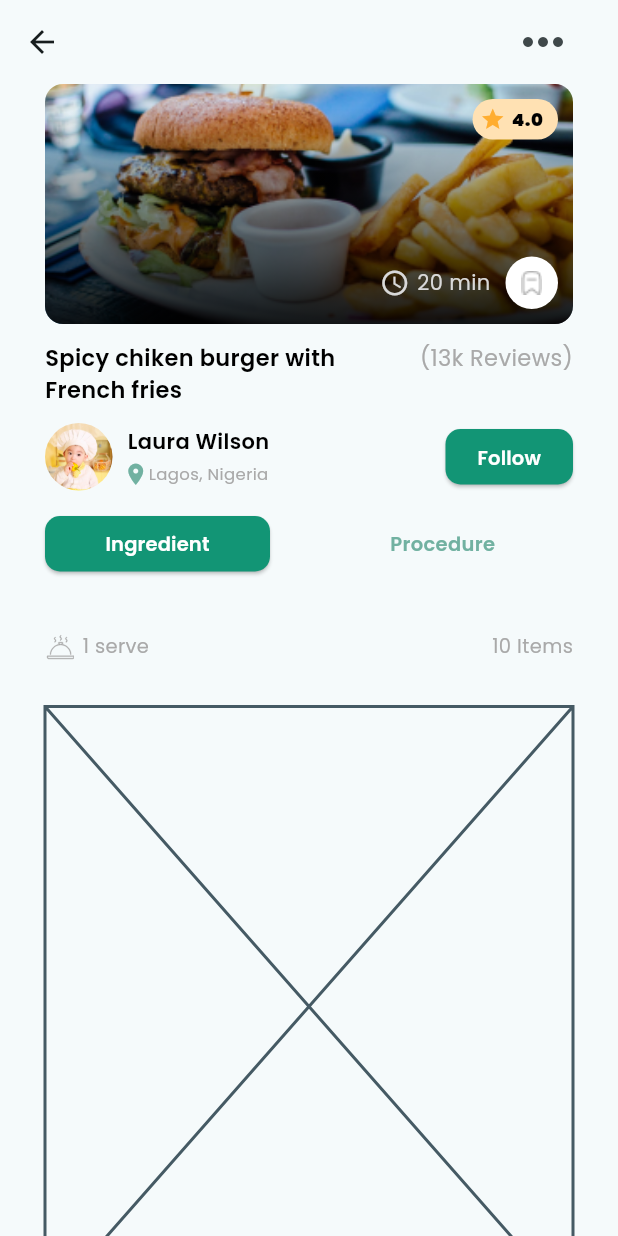
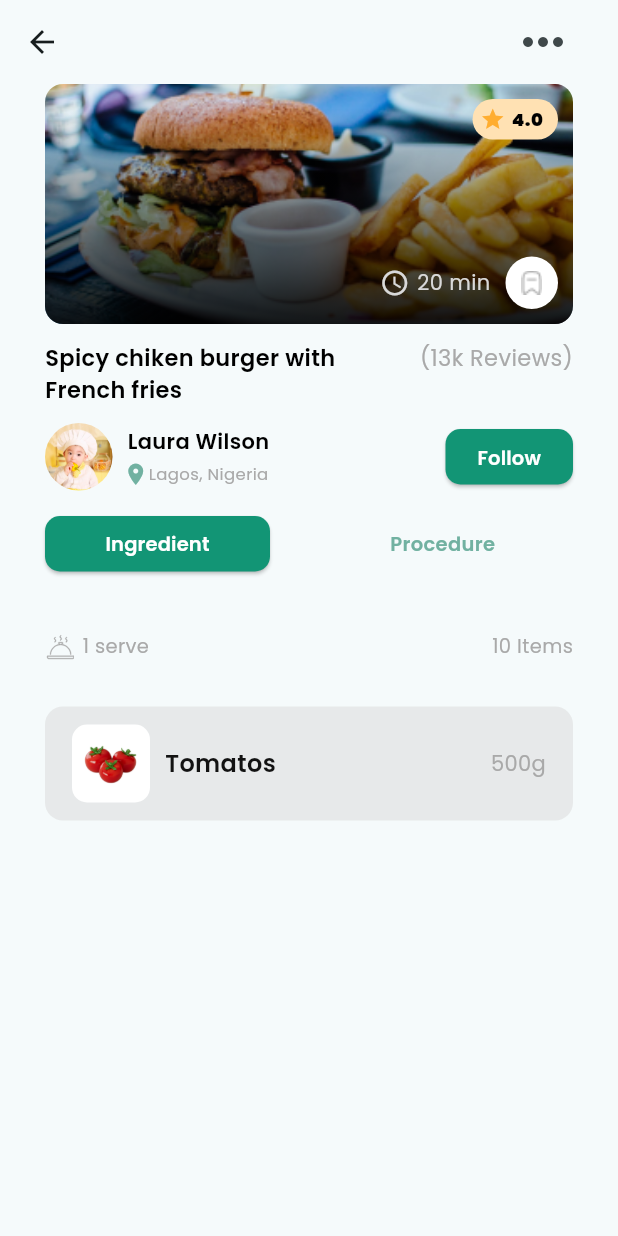
Before and after one commit to Manufacturer1/recipee_app, a Flutter app: the RecipeDetailsPage screen opened directly, on a phone screen of 412 x 824 dp. Run offline on Flutter 3.47's test engine with Material 3 defaults, Android fonts, the phone set to English and light mode, and no system bars; our stand-ins replace flutter_svg, google_fonts.

Commit message:
feat: made ingredient card widget

```diff
--- a/lib/widgets/ingredient_card.dart
+++ b/lib/widgets/ingredient_card.dart
@@ -1,10 +1,47 @@
 import 'package:flutter/material.dart';
+import 'package:recipee_app/widgets/ingredient_image_wrapper.dart';
 
 class IngredientCard extends StatelessWidget {
   const IngredientCard({super.key});
 
   @override
   Widget build(BuildContext context) {
-    return Placeholder();
+    return Container(
+      padding: EdgeInsets.symmetric(vertical: 0, horizontal: 18),
+      width: double.infinity,
+      height: 76,
+      decoration: BoxDecoration(
+        color: Color(0x80D9D9D9),
+        borderRadius: BorderRadius.circular(12),
+      ),
+      child: Row(
+        mainAxisAlignment: MainAxisAlignment.spaceBetween,
+        crossAxisAlignment: CrossAxisAlignment.center,
+        children: [
+          Row(
+            children: [
+              IngredientImageWrapper(imageName: "assets/tomatoes.png"),
+              SizedBox(width: 10),
+              Text(
+                "Tomatos",
+                style: TextStyle(
+                  fontSize: 16,
+                  fontWeight: FontWeight.w600,
+                  color: Color(0xff121212),
+                ),
+              ),
+            ],
+          ),
+          Text(
+            "500g",
+            style: TextStyle(
+              color: Color(0xffA9A9A9),
+              fontSize: 14,
+              fontWeight: FontWeight.w400,
+            ),
+          ),
+        ],
+      ),
+    );
   }
 }
--- a/lib/widgets/ingredient_card_wrapper.dart
+++ b/lib/widgets/ingredient_card_wrapper.dart
@@ -50,9 +50,11 @@ class IngredientCardWrapper extends StatelessWidget {
             ],
           ),
           SizedBox(height: 30),
-          SingleChildScrollView(
-            scrollDirection: Axis.vertical,
-            child: Column(children: [IngredientCard()]),
+          SizedBox(
+            height: 400, // or MediaQuery.of(context).size.height * 0.4
+            child: SingleChildScrollView(
+              child: Column(children: const [IngredientCard()]),
+            ),
           ),
         ],
       ),
--- /dev/null
+++ b/lib/widgets/ingredient_image_wrapper.dart
@@ -0,0 +1,20 @@
+import 'package:flutter/material.dart';
+
+class IngredientImageWrapper extends StatelessWidget {
+  final String imageName;
+  const IngredientImageWrapper({super.key, required this.imageName});
+
+  @override
+  Widget build(BuildContext context) {
+    return Container(
+      width: 52,
+      height: 52,
+      padding: EdgeInsets.symmetric(vertical: 5, horizontal: 5),
+      decoration: BoxDecoration(
+        color: Colors.white,
+        borderRadius: BorderRadius.circular(10),
+      ),
+      child: Image.asset(imageName, width: 40, height: 40),
+    );
+  }
+}
```
